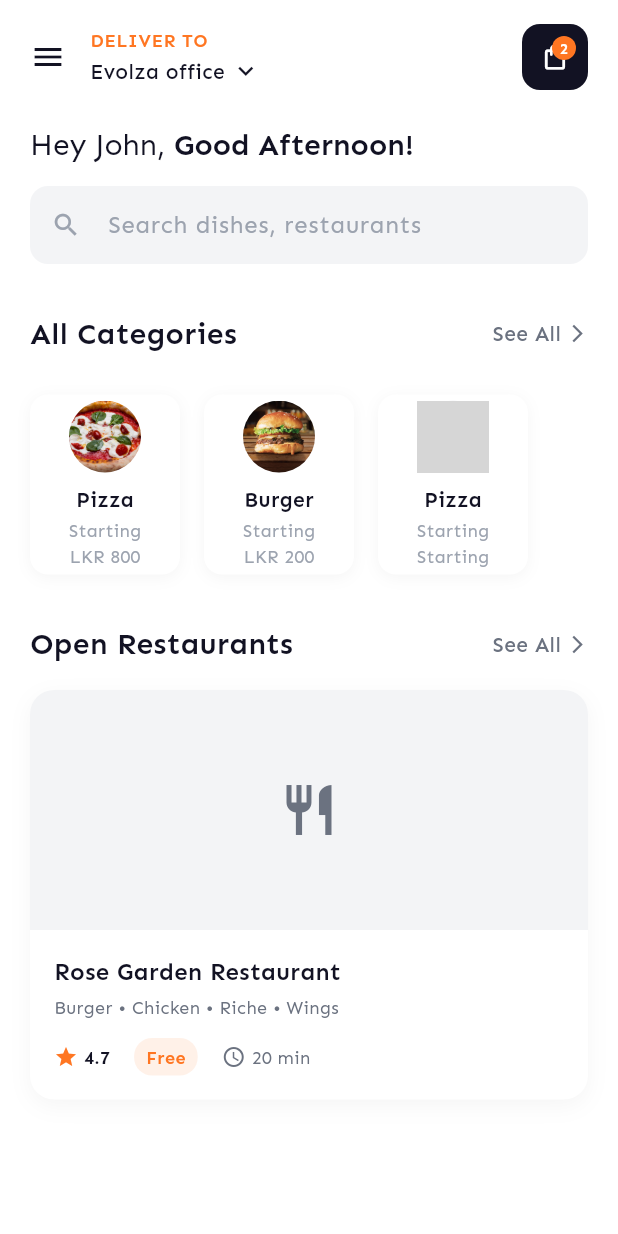
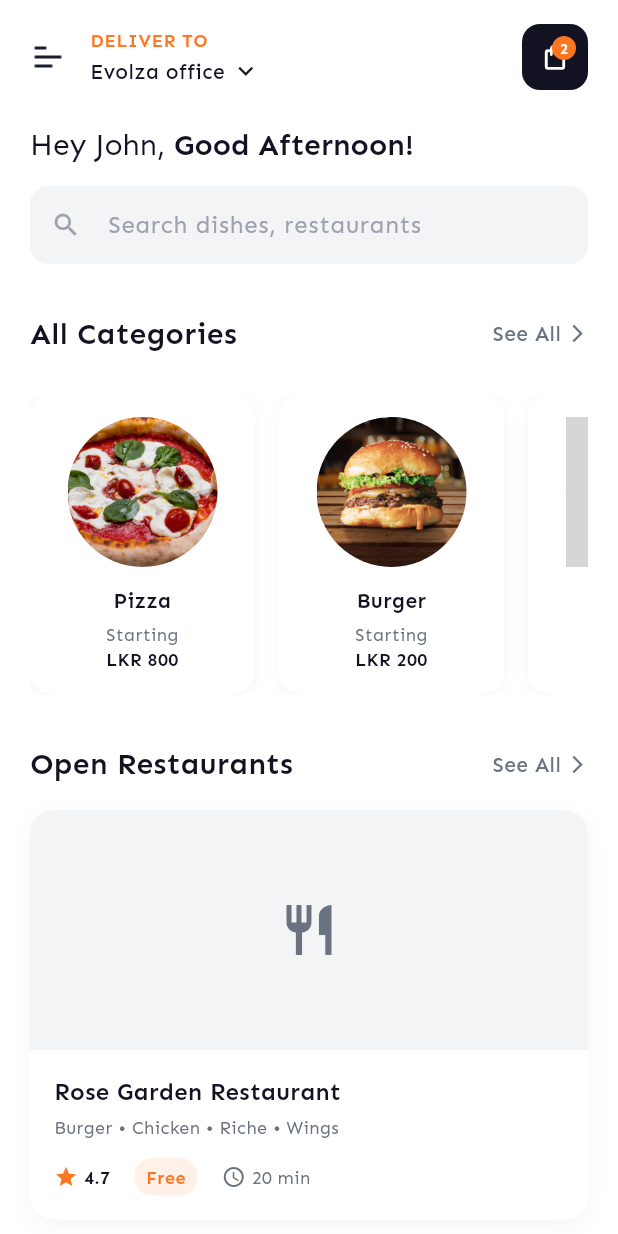
Before and after one commit to Ivan-De-Zoysa-Evolza/Food-delivery, a Flutter app: the HomeScreen screen opened by its route, on a phone screen of 412 x 824 dp. Run offline on Flutter 3.47's test engine with Material 3 defaults, Android fonts, the phone set to English and light mode, and no system bars; our stand-ins replace email_validator, firebase_auth, firebase_core, go_router; accounts and stored records are empty; grey boxes are pictures that could not be loaded.

Commit message:
Category section and delivery head UI update

```diff
--- a/lib/presentation/widgets/category_section.dart
+++ b/lib/presentation/widgets/category_section.dart
@@ -57,7 +57,7 @@ class CategorySection extends StatelessWidget {
         ),
         const SizedBox(height: 26),
         SizedBox(
-          height: 120,
+          height: 200, // Increased to accommodate 100x100 image
           child: ListView.separated(
             scrollDirection: Axis.horizontal,
             itemCount: categories.length,
@@ -95,10 +95,10 @@ class CategoryCard extends StatelessWidget {
   @override
   Widget build(BuildContext context) {
     return Container(
-      width: 100,
+      width: 150, // Increased to accommodate larger image
       decoration: BoxDecoration(
         color: AppColors.cardBackground,
-        borderRadius: BorderRadius.circular(12),
+        borderRadius: BorderRadius.circular(16), // Slightly increased
         boxShadow: [
           BoxShadow(
             color: Colors.black.withOpacity(0.04),
@@ -107,51 +107,66 @@ class CategoryCard extends StatelessWidget {
           ),
         ],
       ),
+      child: Padding(
+        padding: const EdgeInsets.all(12), // Added padding for better spacing
         child: Column(
           mainAxisAlignment: MainAxisAlignment.center,
           children: [
             Container(
-            width: 48,
-            height: 48,
+              width: 100, // Increased to 100x100
+              height: 100, // Increased to 100x100
               decoration: BoxDecoration(
                 color: AppColors.inputBackground,
-              borderRadius: BorderRadius.circular(24),
+                borderRadius: BorderRadius.circular(50), // Updated to match new size
               ),
               child: ClipRRect(
-              borderRadius: BorderRadius.circular(24),
+                borderRadius: BorderRadius.circular(50),
                 child: Image.asset(
                   category.imagePath,
-                width: 48,
-                height: 48,
+                  width: 100,
+                  height: 100,
                   fit: BoxFit.cover,
                   errorBuilder: (context, error, stackTrace) {
                     // Fallback to icon if image fails to load
                     return Icon(
                       Icons.fastfood,
                       color: AppColors.secondaryText,
-                    size: 24,
+                      size: 40, // Increased icon size for larger container
                     );
                   },
                 ),
               ),
             ),
-          const SizedBox(height: 8),
+            const SizedBox(height: 12), // Increased spacing
             Text(
               category.name,
               style: AppTextStyles.bodyMedium.copyWith(
                 fontWeight: FontWeight.w600,
               ),
+              maxLines: 1,
+              overflow: TextOverflow.ellipsis, // Prevent text overflow
+              textAlign: TextAlign.center,
             ),
-          const SizedBox(height: 2),
+            const SizedBox(height: 4),
             Text(
               'Starting',
-            style: AppTextStyles.caption,
+              style: AppTextStyles.caption.copyWith(
+                color: AppColors.secondaryText,
+              ),
+              textAlign: TextAlign.center,
             ),
             Text(
               category.price,
-            style: AppTextStyles.caption,
+              style: AppTextStyles.caption.copyWith(
+                fontWeight: FontWeight.w600,
+                color: AppColors.primaryText,
+              ),
+              maxLines: 1,
+              overflow: TextOverflow.ellipsis, // Prevent text overflow
+              textAlign: TextAlign.center,
             ),
           ],
+        ),
       ),
     );
   }
--- a/lib/presentation/widgets/delivery_header.dart
+++ b/lib/presentation/widgets/delivery_header.dart
@@ -12,10 +12,19 @@ class DeliveryHeader extends StatelessWidget {
       children: [
         Row(
           children: [
-            Icon(
-              Icons.menu,
-              color: AppColors.primaryText,
-              size: 24,
+            Image.asset(
+              'assets/images/Icon.png',
+              width: 24,
+              height: 24,
+              fit: BoxFit.contain,
+              errorBuilder: (context, error, stackTrace) {
+                // Fallback to menu icon if image fails to load
+                return Icon(
+                  Icons.menu,
+                  color: AppColors.primaryText,
+                  size: 24,
+                );
+              },
             ),
             const SizedBox(width: 16),
             Column(
```
Also changed, not shown: assets/images/Icon.png (added). Lines whose indentation alone changed are shown as unchanged.
